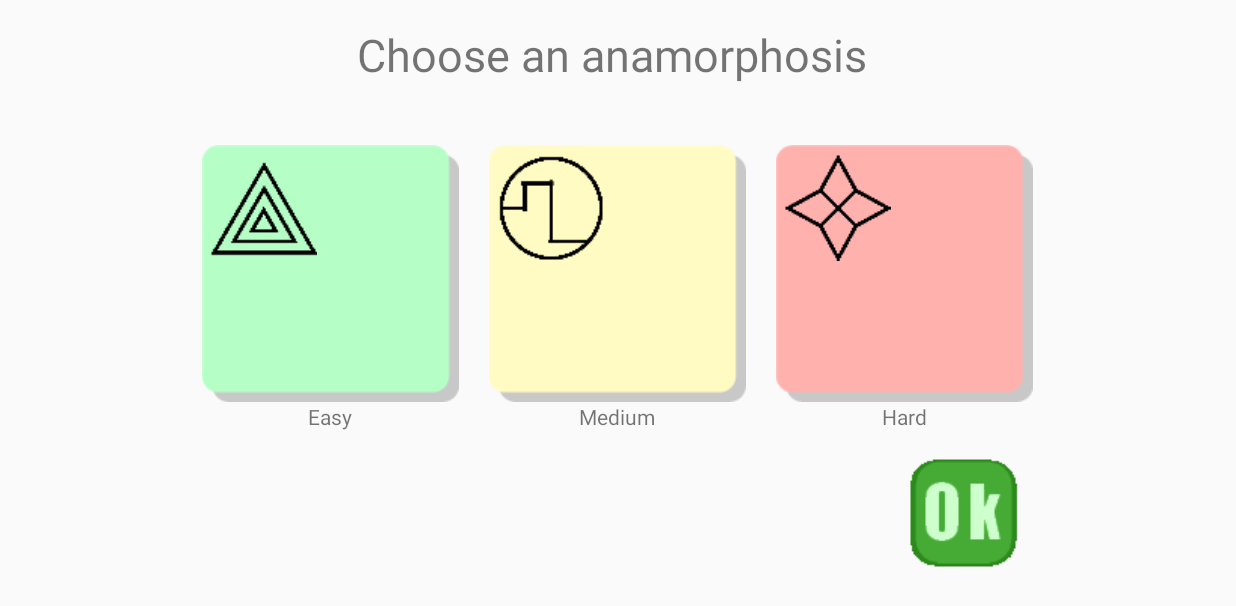
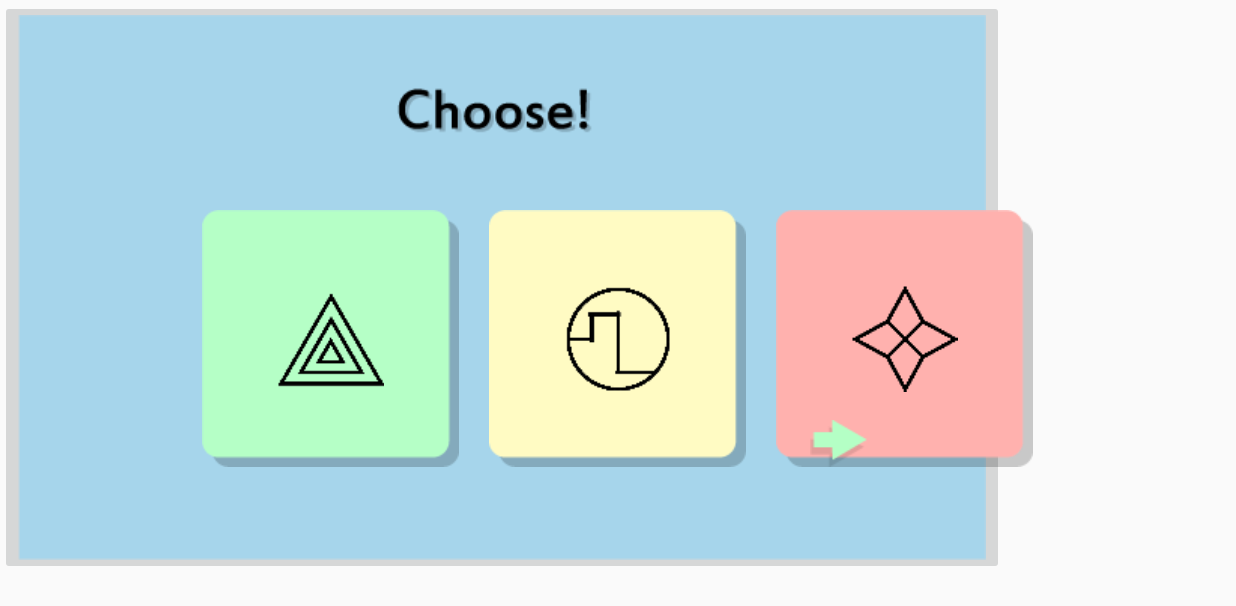
Before and after one commit to Phenix8/Gaze, an Android app: the AnamorphosisChoiceActivity screen opened directly, with no data from a screen before it, on a phone screen of 824 x 412 dp (held sideways). Shown: the top 606 px of the screen. Run offline under Robolectric (Android 15) with nearby library versions, the phone set to English and light mode, and no system bars.

Commit message:
Intégration assets OK !
Splaschreen + menu + choix d'anamorphose et camera sont OK (hormis
intégration des anamorphoses en elles-mêmes)

```diff
--- a/Android_app/app/src/main/java/com/ican/anamorphoses_jsdn/AnamorphosisChoiceActivity.java
+++ b/Android_app/app/src/main/java/com/ican/anamorphoses_jsdn/AnamorphosisChoiceActivity.java
@@ -136,7 +136,7 @@ public class AnamorphosisChoiceActivity extends AppCompatActivity {
         if (selectorImg.getVisibility() == View.INVISIBLE)
             selectorImg.setVisibility(View.VISIBLE);
         button.getLocationInWindow(location);
-        frameLayout.setPadding(location[0] - 80, location[1] - 150, 0, 0);
+        frameLayout.setPadding(location[0] - 45, location[1] - 110, 0, 0);
     }
 
 
--- a/Android_app/app/src/main/res/layout/activity_anamorphose_choice.xml
+++ b/Android_app/app/src/main/res/layout/activity_anamorphose_choice.xml
@@ -5,12 +5,12 @@
     android:id="@+id/activity_anamorphose_choice"
     android:layout_width="match_parent"
     android:layout_height="match_parent"
-    android:paddingBottom="@dimen/activity_vertical_margin"
-    android:paddingLeft="@dimen/activity_horizontal_margin"
-    android:paddingRight="@dimen/activity_horizontal_margin"
-    android:paddingTop="@dimen/activity_vertical_margin"
     tools:context="com.ican.anamorphoses_jsdn.AnamorphoseChoiceActivity">
 
+    <ImageButton
+        android:layout_width="wrap_content"
+        android:layout_height="wrap_content"
+        app:srcCompat="@drawable/choose"/>
 
     <FrameLayout
         android:layout_width="wrap_content"
@@ -32,14 +32,6 @@
         android:layout_height="match_parent"
         android:gravity="center">
 
-
-
-        <TextView
-            android:layout_width="wrap_content"
-            android:layout_height="wrap_content"
-            android:layout_gravity="center"
-            android:textSize="30dp"
-            android:text="Choose an anamorphosis "/>
 
         <LinearLayout
             android:orientation="horizontal"
@@ -65,9 +57,8 @@
                         android:id="@+id/anamorphosis_img_1"
                         android:layout_width="wrap_content"
                         android:layout_height="wrap_content"
-                        android:paddingLeft="5dp"
-                        android:paddingTop="6dp"
-                        android:layout_weight="1"
+                        android:layout_centerHorizontal="true"
+                        android:layout_centerVertical="true"
                         android:translationZ="2dp"
                         app:srcCompat="@drawable/empty_anamorphosis" />
 
@@ -82,11 +73,12 @@
 
                 </RelativeLayout>
 
-                <TextView
+      <!--          <TextView
                     android:layout_width="wrap_content"
                     android:layout_height="wrap_content"
                     android:text="Easy"
                     android:layout_gravity="center"/>
+       -->
 
             </LinearLayout>
 
@@ -104,9 +96,8 @@
                         android:id="@+id/anamorphosis_img_2"
                         android:layout_width="wrap_content"
                         android:layout_height="wrap_content"
-                        android:paddingLeft="5dp"
-                        android:paddingTop="6dp"
-                        android:layout_weight="1"
+                        android:layout_centerHorizontal="true"
+                        android:layout_centerVertical="true"
                         android:translationZ="2dp"
                         app:srcCompat="@drawable/empty_anamorphosis" />
 
@@ -120,11 +111,12 @@
 
                 </RelativeLayout>
 
-                <TextView
+        <!--        <TextView
                     android:layout_width="wrap_content"
                     android:layout_height="wrap_content"
                     android:text="Medium"
                     android:layout_gravity="center"/>
+        -->
 
             </LinearLayout>
 
@@ -143,10 +135,9 @@
                         android:id="@+id/anamorphosis_img_3"
                         android:layout_width="wrap_content"
                         android:layout_height="wrap_content"
-                        android:paddingLeft="5dp"
-                        android:paddingTop="6dp"
+                        android:layout_centerHorizontal="true"
+                        android:layout_centerVertical="true"
                         android:translationZ="2dp"
-                        android:layout_weight="1"
                         app:srcCompat="@drawable/empty_anamorphosis" />
 
                     <ImageButton
@@ -159,26 +150,34 @@
 
                 </RelativeLayout>
 
-                <TextView
+        <!--       <TextView
                     android:layout_width="wrap_content"
                     android:layout_height="wrap_content"
                     android:text="Hard"
                     android:layout_gravity="center"/>
+            -->
 
             </LinearLayout>
 
         </LinearLayout>
 
+    </LinearLayout>
+
+
+    <!-- VALIDATION BUTTON -->
+    <FrameLayout
+        android:layout_width="wrap_content"
+        android:layout_height="wrap_content"
+        android:paddingLeft="@dimen/nextArrow_marginLeft"
+        android:paddingTop="@dimen/nextArrow_marginTop">
+
         <ImageButton
             android:layout_width="wrap_content"
             android:layout_height="wrap_content"
-            android:paddingLeft="460dp"
-            app:srcCompat="@drawable/ok_button"
             android:background="@android:color/transparent"
             android:id="@+id/okImgButton"
-            android:layout_weight="1" />
+            app:srcCompat="@drawable/backgreen"/>
 
-    </LinearLayout>
-
+    </FrameLayout>
 
 </RelativeLayout>
```
Also changed, not shown: Android_app/app/src/main/java/com/ican/anamorphoses_jsdn/CameraActivity.java (+8 -4 lines), Android_app/app/src/main/java/com/ican/anamorphoses_jsdn/MenuActivity.java (+0 -15 lines), Android_app/app/src/main/res/layout/activity_camera.xml (+63 -51 lines), Android_app/app/src/main/res/layout/activity_menu.xml (+2 -17 lines), Android_app/app/src/main/res/drawable/anamorphose_selector.png, Android_app/app/src/main/res/drawable/camera_pictureicon.png (added).
